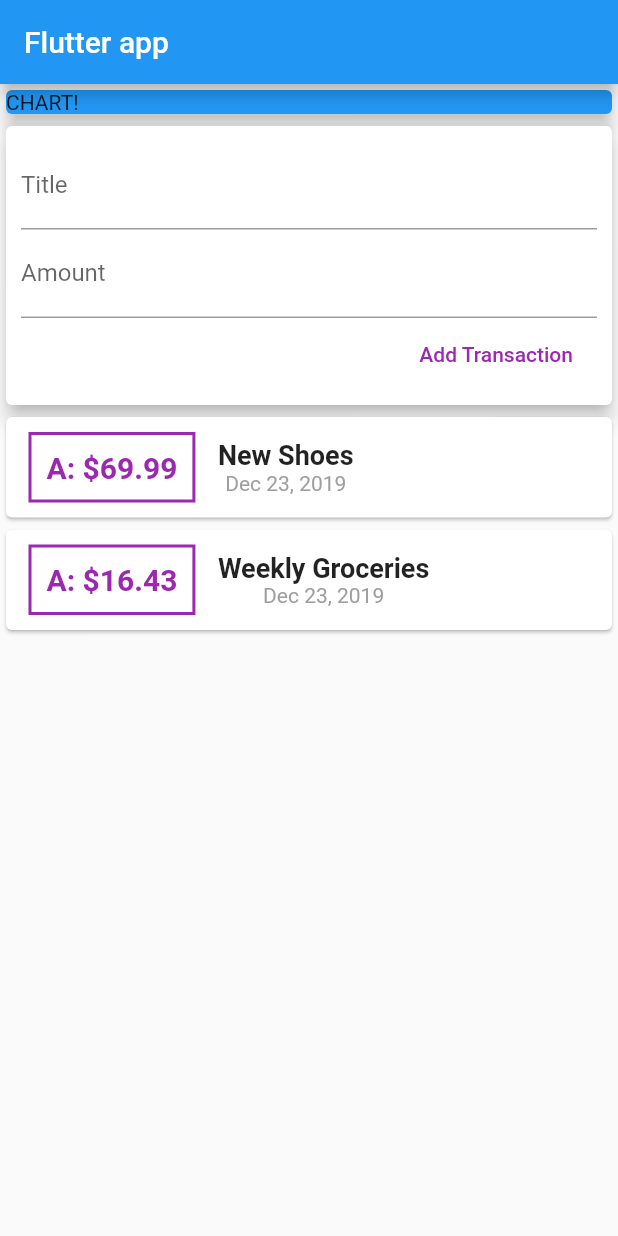
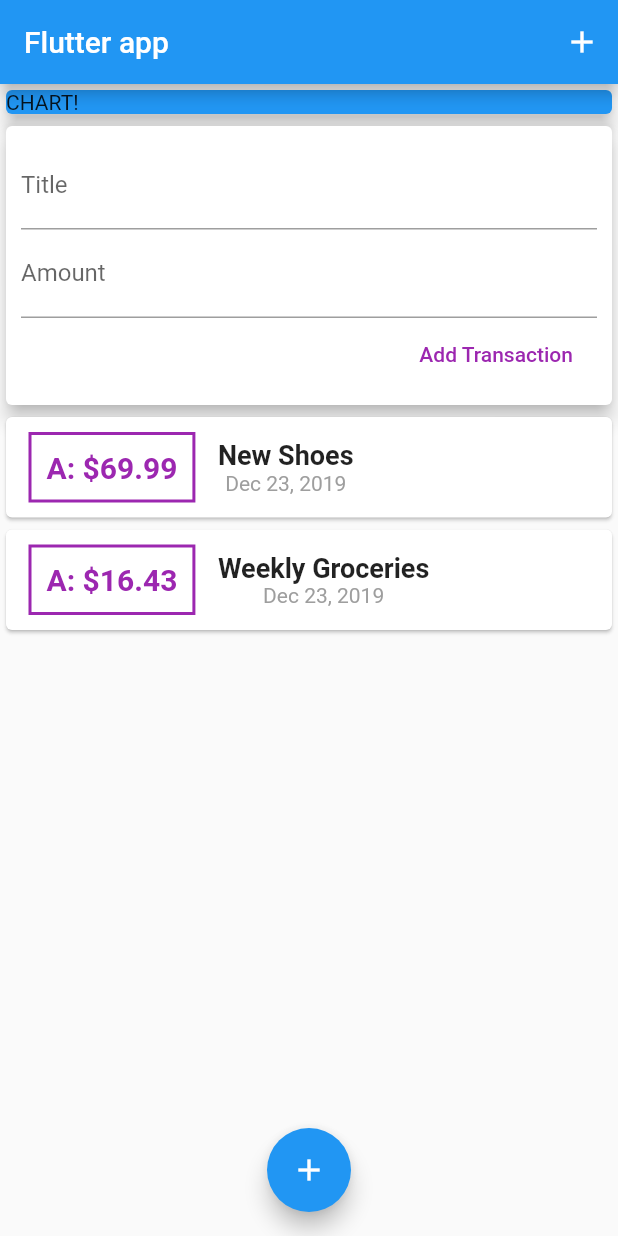
Before and after one commit to desancheztorres/flutter_expenses, a Flutter app: the screen it shows after launch, after a tap on "Add Transaction", on a phone screen of 412 x 824 dp. Run offline on Flutter 3.47's test engine with Material 2 defaults, Android fonts, the phone set to English and light mode, and no system bars.

Commit message:
Adding AppBar Buttons & Floating Action Buttons

```diff
--- a/lib/main.dart
+++ b/lib/main.dart
@@ -30,6 +30,12 @@ class _MyHomePageState extends State<MyHomePage> {
     return Scaffold(
       appBar: AppBar(
         title: Text("Flutter app"),
+        actions: <Widget>[
+          IconButton(
+            icon: Icon(Icons.add),
+            onPressed: () {},
+          )
+        ],
       ),
       body: SingleChildScrollView(
         child: Column(
@@ -48,6 +54,11 @@ class _MyHomePageState extends State<MyHomePage> {
           ],
         ),
       ),
+      floatingActionButtonLocation: FloatingActionButtonLocation.centerFloat,
+      floatingActionButton: FloatingActionButton(
+        child: Icon(Icons.add),
+        onPressed: () {},
+      ),
     );
   }
 }
--- a/lib/widgets/new_transaction.dart
+++ b/lib/widgets/new_transaction.dart
@@ -41,12 +41,12 @@ class NewTransaction extends StatelessWidget {
   }
 
   void submitData() {
+    if (amountController.text.isEmpty) return;
+
     final enteredTitle = titleController.text;
     final enteredAmount = double.parse(amountController.text);
 
-    if (enteredTitle.isEmpty || enteredAmount <= 0) {
-      return;
-    }
+    if (enteredTitle.isEmpty || enteredAmount < 0) return;
 
     addTx(enteredTitle, enteredAmount);
   }
```
